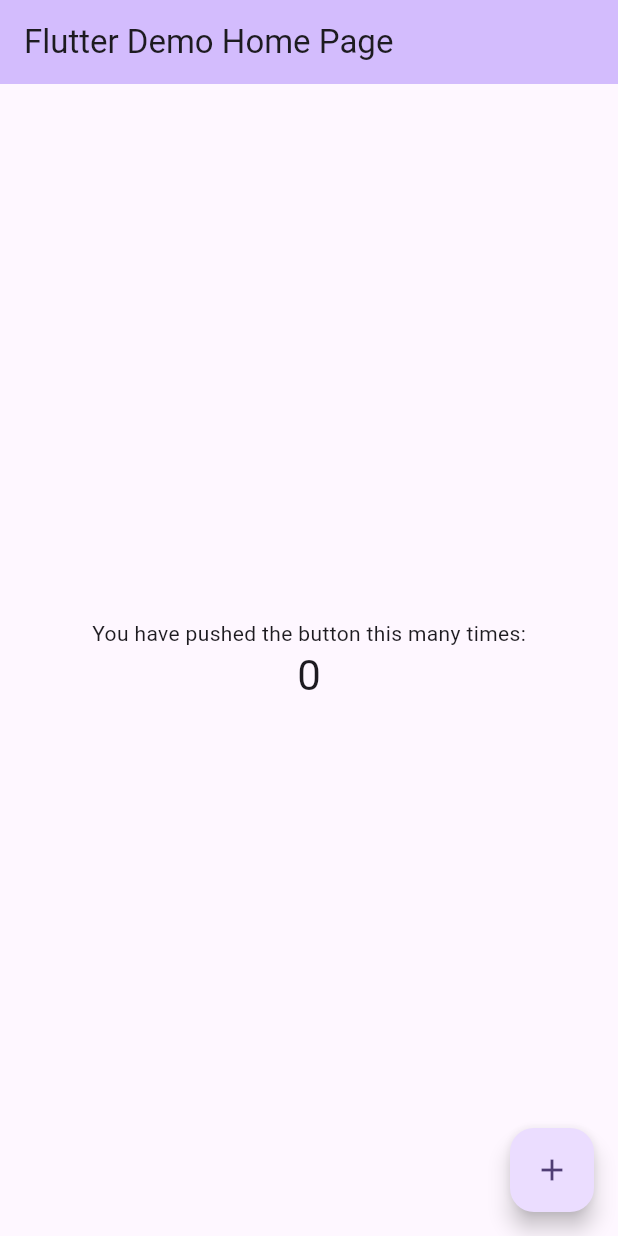
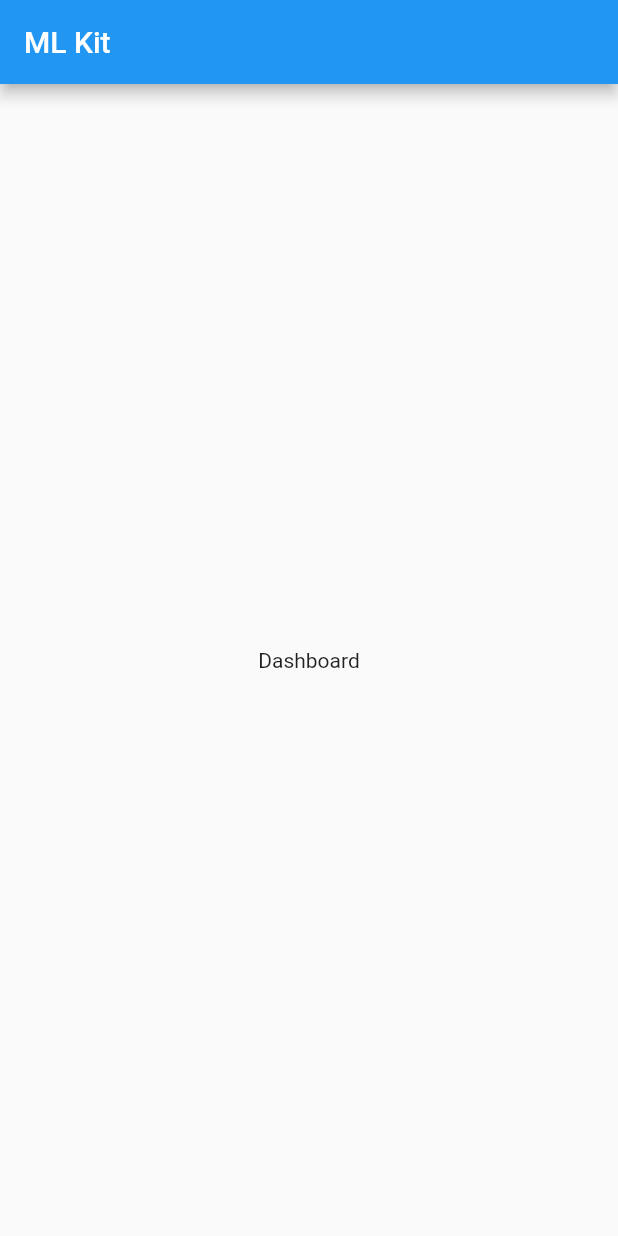
Before and after one commit to ahmadexe/Flutter-Google-ML-Kit, a Flutter app: the screen it shows after launch, on a phone screen of 412 x 824 dp. Run offline on Flutter 3.47's test engine with Material 2 defaults, Android fonts, the phone set to English and light mode, and no system bars; our stand-ins replace firebase_core; accounts and stored records are empty.

Commit message:
dashboard init

```diff
--- a/lib/main.dart
+++ b/lib/main.dart
@@ -1,8 +1,9 @@
 import 'package:firebase_core/firebase_core.dart';
 import 'package:flutter/material.dart';
 import 'package:ml_kit/firebase_options.dart';
+import 'package:ml_kit/screens/dashboard.dart';
 
-void main() async {
+void main(List<String> args) async {
   WidgetsFlutterBinding.ensureInitialized();
   await Firebase.initializeApp(
     options: DefaultFirebaseOptions.currentPlatform,
@@ -13,119 +14,11 @@ void main() async {
 class MyApp extends StatelessWidget {
   const MyApp({super.key});
 
-  // This widget is the root of your application.
   @override
   Widget build(BuildContext context) {
-    return MaterialApp(
-      title: 'Flutter Demo',
-      theme: ThemeData(
-        // This is the theme of your application.
-        //
-        // TRY THIS: Try running your application with "flutter run". You'll see
-        // the application has a blue toolbar. Then, without quitting the app,
-        // try changing the seedColor in the colorScheme below to Colors.green
-        // and then invoke "hot reload" (save your changes or press the "hot
-        // reload" button in a Flutter-supported IDE, or press "r" if you used
-        // the command line to start the app).
-        //
-        // Notice that the counter didn't reset back to zero; the application
-        // state is not lost during the reload. To reset the state, use hot
-        // restart instead.
-        //
-        // This works for code too, not just values: Most code changes can be
-        // tested with just a hot reload.
-        colorScheme: ColorScheme.fromSeed(seedColor: Colors.deepPurple),
-        useMaterial3: true,
-      ),
-      home: const MyHomePage(title: 'Flutter Demo Home Page'),
+    return const MaterialApp(
+      title: 'ML Kit',
+      home: DashboardScreen(),
     );
   }
 }
-
-class MyHomePage extends StatefulWidget {
-  const MyHomePage({super.key, required this.title});
-
-  // This widget is the home page of your application. It is stateful, meaning
-  // that it has a State object (defined below) that contains fields that affect
-  // how it looks.
-
-  // This class is the configuration for the state. It holds the values (in this
-  // case the title) provided by the parent (in this case the App widget) and
-  // used by the build method of the State. Fields in a Widget subclass are
-  // always marked "final".
-
-  final String title;
-
-  @override
-  State<MyHomePage> createState() => _MyHomePageState();
-}
-
-class _MyHomePageState extends State<MyHomePage> {
-  int _counter = 0;
-
-  void _incrementCounter() {
-    setState(() {
-      // This call to setState tells the Flutter framework that something has
-      // changed in this State, which causes it to rerun the build method below
-      // so that the display can reflect the updated values. If we changed
-      // _counter without calling setState(), then the build method would not be
-      // called again, and so nothing would appear to happen.
-      _counter++;
-    });
-  }
-
-  @override
-  Widget build(BuildContext context) {
-    // This method is rerun every time setState is called, for instance as done
-    // by the _incrementCounter method above.
-    //
-    // The Flutter framework has been optimized to make rerunning build methods
-    // fast, so that you can just rebuild anything that needs updating rather
-    // than having to individually change instances of widgets.
-    return Scaffold(
-      appBar: AppBar(
-        // TRY THIS: Try changing the color here to a specific color (to
-        // Colors.amber, perhaps?) and trigger a hot reload to see the AppBar
-        // change color while the other colors stay the same.
-        backgroundColor: Theme.of(context).colorScheme.inversePrimary,
-        // Here we take the value from the MyHomePage object that was created by
-        // the App.build method, and use it to set our appbar title.
-        title: Text(widget.title),
-      ),
-      body: Center(
-        // Center is a layout widget. It takes a single child and positions it
-        // in the middle of the parent.
-        child: Column(
-          // Column is also a layout widget. It takes a list of children and
-          // arranges them vertically. By default, it sizes itself to fit its
-          // children horizontally, and tries to be as tall as its parent.
-          //
-          // Column has various properties to control how it sizes itself and
-          // how it positions its children. Here we use mainAxisAlignment to
-          // center the children vertically; the main axis here is the vertical
-          // axis because Columns are vertical (the cross axis would be
-          // horizontal).
-          //
-          // TRY THIS: Invoke "debug painting" (choose the "Toggle Debug Paint"
-          // action in the IDE, or press "p" in the console), to see the
-          // wireframe for each widget.
-          mainAxisAlignment: MainAxisAlignment.center,
-          children: <Widget>[
-            const Text(
-              'You have pushed the button this many times:',
-            ),
-            Text(
-              '$_counter',
-              style: Theme.of(context).textTheme.headlineMedium,
-            ),
-          ],
-        ),
-      ),
-      floatingActionButton: FloatingActionButton(
-        onPressed: _incrementCounter,
-        tooltip: 'Increment',
-        child: const Icon(Icons.add),
-      ), // This trailing comma makes auto-formatting nicer for build methods.
-    );
-  }
-}
--- /dev/null
+++ b/lib/screens/dashboard.dart
@@ -0,0 +1,17 @@
+import 'package:flutter/material.dart';
+
+class DashboardScreen extends StatelessWidget {
+  const DashboardScreen({super.key});
+
+  @override
+  Widget build(BuildContext context) {
+    return Scaffold(
+      appBar: AppBar(
+        title: const Text('ML Kit'),
+      ),
+      body: const Center(
+        child: Text('Dashboard'),
+      ),
+    );
+  }
+}
```
